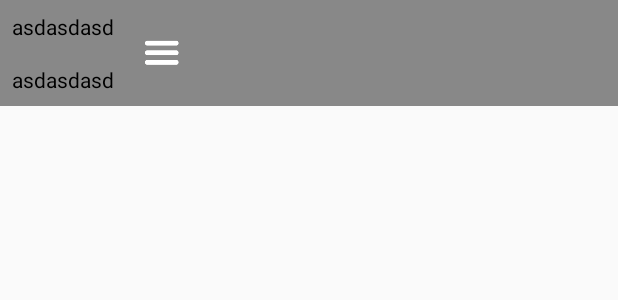
After one commit to MrVilkaman/cleanbase, an Android app: the layout simple_list_item.xml on its own in the app's theme, with its tools: preview values and no code run, on a phone screen of 412 x 824 dp. The commit adds this screen. Shown: the top 300 px of the screen. Run offline under Robolectric (Android 15) with nearby library versions, the phone set to English and light mode, and no system bars.

Commit message:
change model for simple

```diff
--- a/app/src/main/java/com/github/mrvilkaman/presentationlayer/fragments/simplelist/SimpleListScreenFragment.java
+++ b/app/src/main/java/com/github/mrvilkaman/presentationlayer/fragments/simplelist/SimpleListScreenFragment.java
@@ -53,7 +53,7 @@ public class SimpleListScreenFragment extends BaseFragment<SimpleListPresenter>
 	}
 
 	@Override
-	public void bind(List<String> item) {
+	public void bind(List<SimpleModel> item) {
 		adapter.setItems(item);
 	}
 }
--- a/app/src/main/java/com/github/mrvilkaman/presentationlayer/fragments/simplelist/SimpleListView.java
+++ b/app/src/main/java/com/github/mrvilkaman/presentationlayer/fragments/simplelist/SimpleListView.java
@@ -5,6 +5,6 @@ import com.github.mrvilkaman.presentationlayer.fragments.core.BindType;
 
 import java.util.List;
 
-public interface SimpleListView extends BaseView, BindType<List<String>> {
+public interface SimpleListView extends BaseView, BindType<List<SimpleModel>> {
 
 }
--- /dev/null
+++ b/app/src/main/res/layout/simple_list_item.xml
@@ -0,0 +1,32 @@
+<?xml version="1.0" encoding="utf-8"?>
+<LinearLayout
+	android:background="#888"
+	style="@style/LL.H"
+	xmlns:android="http://schemas.android.com/apk/res/android"
+	xmlns:tools="http://schemas.android.com/tools">
+
+	<LinearLayout
+		android:layout_width="wrap_content"
+		style="@style/LL.V">
+
+		<TextView
+			android:id="@+id/text1"
+			android:layout_width="wrap_content"
+			android:layout_height="wrap_content"
+			android:layout_margin="8dp"
+			android:text="asdasdasd"/>
+
+		<TextView
+			android:id="@+id/text2"
+			android:layout_width="wrap_content"
+			android:layout_height="wrap_content"
+			android:layout_margin="8dp"
+			android:text="asdasdasd"/>
+	</LinearLayout>
+	<ImageView
+		android:id="@+id/image"
+		android:layout_gravity="center"
+		tools:src="@drawable/ic_home"
+		android:layout_width="wrap_content"
+		android:layout_height="wrap_content"/>
+</LinearLayout>
--- a/core/src/main/java/com/github/mrvilkaman/presentationlayer/fragments/core/MySimpleBaseAdapter.java
+++ b/core/src/main/java/com/github/mrvilkaman/presentationlayer/fragments/core/MySimpleBaseAdapter.java
@@ -40,10 +40,8 @@ public abstract class MySimpleBaseAdapter<T, VH extends BaseVH<T>>
 		return getHolder(view);
 	}
 
-	@NonNull
-	protected VH getHolder(View view) {
-		return null;
-	}
+//	@NonNull
+	protected abstract VH getHolder(View view);
 
 	protected abstract int getLayoutId();
 
```
Also changed, not shown: app/src/main/java/com/github/mrvilkaman/presentationlayer/fragments/simplelist/SimpleDiffUtils.java (+5 -5 lines), app/src/main/java/com/github/mrvilkaman/presentationlayer/fragments/simplelist/SimpleListAdapter.java (+27 -4 lines), app/src/main/java/com/github/mrvilkaman/presentationlayer/fragments/simplelist/SimpleListPresenter.java (+5 -4 lines), app/src/main/java/com/github/mrvilkaman/presentationlayer/fragments/simplelist/SimpleListScreenComponent.java (+1 -14 lines), app/src/main/java/com/github/mrvilkaman/presentationlayer/fragments/simplelist/SimpleModel.java (added, +47 -0 lines), app/src/main/java/com/github/mrvilkaman/presentationlayer/fragments/simplelist/SimpleModelVH.java (added, +34 -0 lines), core/src/main/java/com/github/mrvilkaman/presentationlayer/fragments/core/BaseVH.java (+5 -5 lines).
